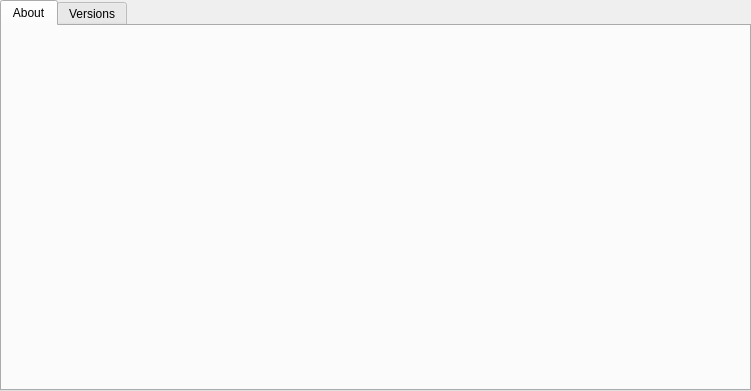
This is src/gui/mainwindow/aboutview.ui in BWTECH-github/client as Qt 5 draws it before an edit. The edited form follows.
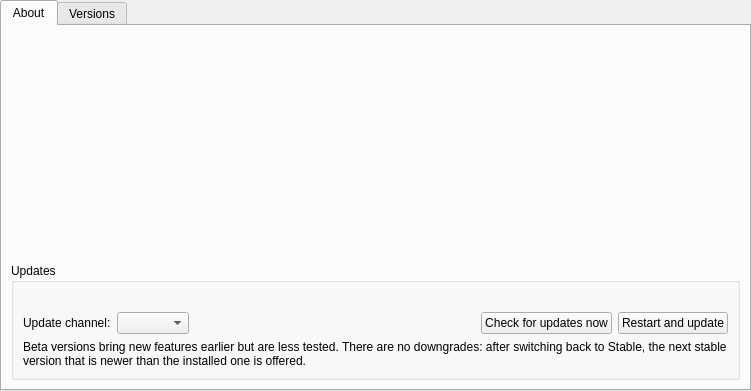
This is the edited form. Icons and pictures are not drawn.

Commit message: feat(updater): Status, „Jetzt nach Updates suchen“ und Kanalwahl im Über-Fenster

Patch:
```diff
--- a/src/gui/mainwindow/aboutview.ui
+++ b/src/gui/mainwindow/aboutview.ui
@@ -115,6 +115,85 @@
          </item>
         </layout>
        </item>
+       <item>
+        <widget class="QGroupBox" name="updaterGroup">
+         <property name="title">
+          <string>Updates</string>
+         </property>
+         <layout class="QVBoxLayout" name="updaterLayout">
+          <item>
+           <widget class="QLabel" name="updateStatusLabel">
+            <property name="text">
+             <string notr="true"/>
+            </property>
+            <property name="textFormat">
+             <enum>Qt::TextFormat::RichText</enum>
+            </property>
+            <property name="wordWrap">
+             <bool>true</bool>
+            </property>
+            <property name="textInteractionFlags">
+             <set>Qt::TextInteractionFlag::LinksAccessibleByKeyboard|Qt::TextInteractionFlag::LinksAccessibleByMouse|Qt::TextInteractionFlag::TextSelectableByMouse</set>
+            </property>
+           </widget>
+          </item>
+          <item>
+           <layout class="QHBoxLayout" name="updateActionsLayout">
+            <item>
+             <widget class="QLabel" name="updateChannelLabel">
+              <property name="text">
+               <string>Update channel:</string>
+              </property>
+              <property name="buddy">
+               <cstring>updateChannel</cstring>
+              </property>
+             </widget>
+            </item>
+            <item>
+             <widget class="QComboBox" name="updateChannel"/>
+            </item>
+            <item>
+             <spacer name="updateActionsSpacer">
+              <property name="orientation">
+               <enum>Qt::Orientation::Horizontal</enum>
+              </property>
+              <property name="sizeHint" stdset="0">
+               <size>
+                <width>20</width>
+                <height>20</height>
+               </size>
+              </property>
+             </spacer>
+            </item>
+            <item>
+             <widget class="QPushButton" name="checkForUpdatesButton">
+              <property name="text">
+               <string>Check for updates now</string>
+              </property>
+             </widget>
+            </item>
+            <item>
+             <widget class="QPushButton" name="restartButton">
+              <property name="text">
+               <string>Restart and update</string>
+              </property>
+             </widget>
+            </item>
+           </layout>
+          </item>
+          <item>
+           <widget class="QLabel" name="updateChannelHint">
+            <property name="text">
+             <string>Beta versions bring new features earlier but are less tested. There are no downgrades: after switching back to Stable, the next stable version that is newer than the installed one is offered.</string>
+            </property>
+            <property name="wordWrap">
+             <bool>true</bool>
+            </property>
+           </widget>
+          </item>
+         </layout>
+        </widget>
+       </item>
       </layout>
      </widget>
      <widget class="QWidget" name="tab_2">
```
Left out of the diff: 3 changed lines with no effect on the pictures. The commit also changes 9 other files.
